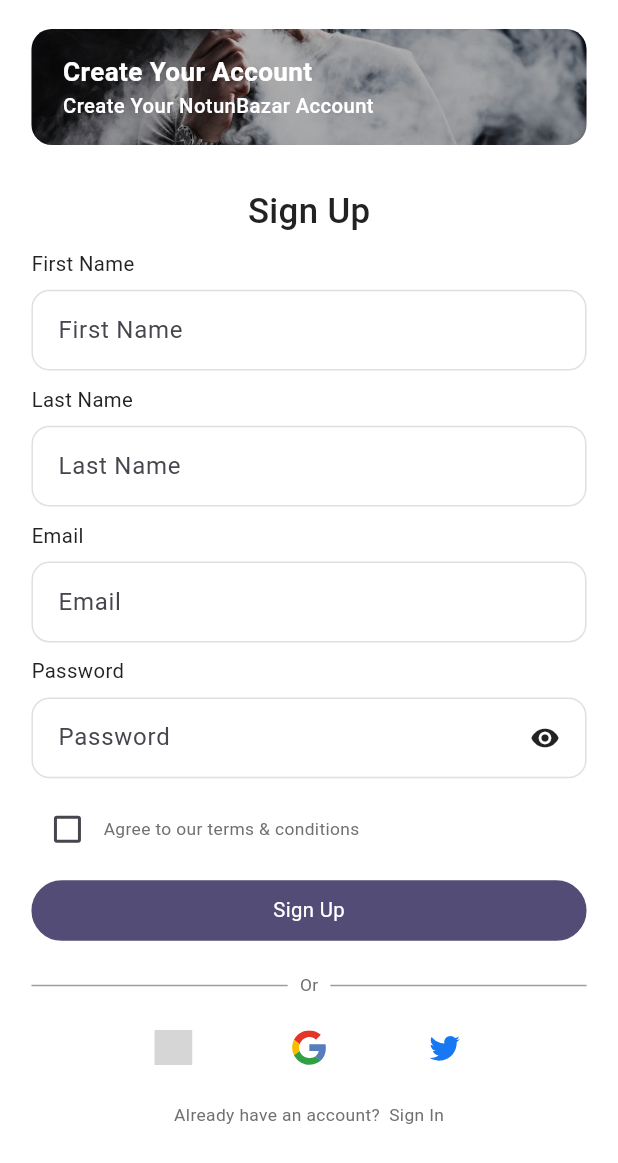
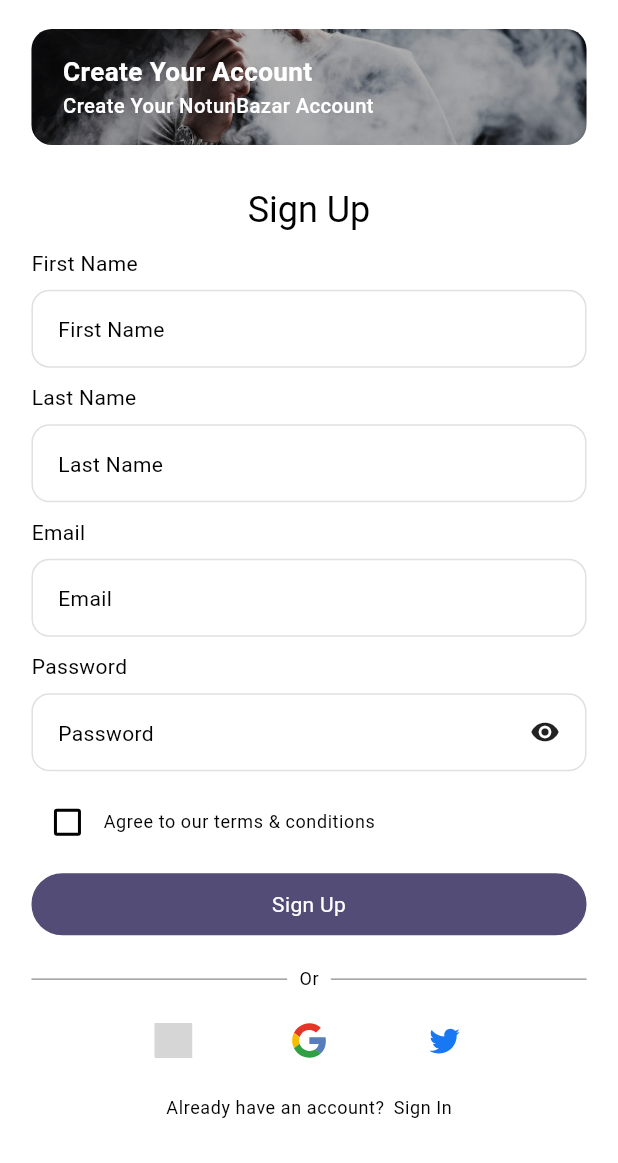
Before and after one commit to taskinnasif144/notun_bazar_ecommerce, a Flutter app: the screen it shows after launch, after a tap on "Sign Up", on a phone screen of 412 x 824 dp. Shown: the top 1163 px of the screen. Run offline on Flutter 3.47's test engine with Material 3 defaults, Android fonts, the phone set to English and light mode, and no system bars; our stand-ins replace flutter_screenutil, flutter_svg, get, get_storage, google_fonts, intl_phone_field and 2 more; generated files the repository leaves out were written again; network calls fail; grey boxes are pictures that could not be loaded.

Commit message:
Refactor UI components to utilize ThemeData for consistent styling
- Updated BottomNavigation to use Theme's color scheme for selected and unselected item colors.
- Modified customAppBar1 to apply Theme's text styles for titles.
- Refactored CustomButton to leverage ThemeData for colors and text styles.
- Adjusted CustomInputField to utilize Theme's text styles for labels and hints.
- Updated CustomPhoneInputField to apply Theme's text styles for titles.
- Refactored CustomSidebar to use Theme's color scheme and text styles for drawer items.
- Removed unused GetColor and GetTextStyle utility classes to streamline code.
- Updated various auth views (NewPasswordScreen, SignInScreen, SignUpScreen, VerifyEmailScreen, VerifyOtpScreen) to use Theme's text styles for consistency.
- Enhanced app theme to include a ColorScheme and updated text themes for better readability and maintainability.

```diff
--- a/lib/Common/components/custom_appbars.dart
+++ b/lib/Common/components/custom_appbars.dart
@@ -4,16 +4,15 @@ import 'package:flutter_getx_template/Common/components/icon_alert_counter.dart'
 import 'package:flutter_getx_template/core/constants/app_icons.dart';
 import 'package:flutter_getx_template/core/constants/image_const.dart';
 import 'package:flutter_getx_template/core/routes/app_pages.dart';
-import 'package:flutter_getx_template/core/utils/get_text_style.dart';
 import 'package:flutter_getx_template/core/utils/icon_renderer.dart';
 import 'package:flutter_getx_template/core/utils/image_renderer.dart';
 import 'package:flutter_screenutil/flutter_screenutil.dart';
 import 'package:get/get.dart';
 
 AppBar customAppBar1({title}) {
-  GetTextStyle style = GetTextStyle();
+
   return AppBar(
-        title: Text(title?? "", style: style.getHeading2() ,),
+        title: Text(title?? "", style: Theme.of(Get.context!).textTheme.bodyLarge ,),
         leading: IconButton(onPressed: () => Get.back(), icon: Icon(Icons.chevron_left,size: 28,)),
       );
 }
--- a/lib/Common/components/custom_button.dart
+++ b/lib/Common/components/custom_button.dart
@@ -1,7 +1,5 @@
 import 'package:flutter/material.dart';
 import 'package:flutter_getx_template/core/constants/app_colors.dart';
-import 'package:flutter_getx_template/core/utils/get_color.dart';
-import 'package:flutter_getx_template/core/utils/get_text_style.dart';
 import 'package:flutter_getx_template/core/utils/loading_controller.dart';
 import 'package:flutter_screenutil/flutter_screenutil.dart';
 import 'package:get/get.dart';
@@ -29,14 +27,13 @@ class CustomButton extends StatelessWidget {
   final bool isActive;
   final bool isLoading;
 
-  final GetColor color = GetColor();
-  final GetTextStyle text = GetTextStyle();
+
 
   final LoadingController loader = Get.find<LoadingController>();
 
   @override
   Widget build(BuildContext context) {
-
+   final theme = Theme.of(context);
     return InkWell(
       onTap: onTap,
       child: FractionallySizedBox(
@@ -44,9 +41,9 @@ class CustomButton extends StatelessWidget {
         child: Container(
           padding: EdgeInsets.symmetric(vertical: 10.h),
           decoration: BoxDecoration(
-            color: (isFilled && !isRed) ? color.getPrimary() : (isFilled && isRed) ? color.getDangerColor(): null ,
+            color: (isFilled && !isRed) ? theme.colorScheme.primary : (isFilled && isRed) ? theme.colorScheme.error: null ,
             border: Border.all(
-              color: isRed ? color.getDangerColor() : color.getPrimary(),
+              color: isRed ? theme.colorScheme.error : theme.colorScheme.primary,
             ),
             borderRadius: BorderRadius.circular(isRounded ? 100 : 12),
           ),
@@ -61,13 +58,13 @@ class CustomButton extends StatelessWidget {
                         )
                         : Text(
                           buttonTitle,
-                          style:text.getBody1().copyWith(
+                          style: theme.textTheme.bodyMedium!.copyWith(
                             color:
                                 isFilled
                                     ? Colors.white
                                     : isRed
                                     ? AppColors.dangerColor
-                                    : color.getPrimary(),
+                                    : theme.colorScheme.primary,
                           ),
                         ),
               );
--- a/lib/Common/components/custom_input_field.dart
+++ b/lib/Common/components/custom_input_field.dart
@@ -1,7 +1,6 @@
 import 'package:flutter/material.dart';
 import 'package:flutter/services.dart';
 import 'package:flutter_getx_template/core/constants/app_colors.dart';
-import 'package:flutter_getx_template/core/constants/app_text_style.dart';
 import 'package:flutter_getx_template/core/utils/regex_validators.dart';
 import 'package:flutter_screenutil/flutter_screenutil.dart';
 import 'package:flutter_svg/svg.dart';
@@ -41,20 +40,20 @@ class CustomInputField extends StatelessWidget {
 
   // To track obscure and unobsure state of password text
   final RxBool isObscure = true.obs;
-
+  final theme = Theme.of(Get.context!);
   @override
   Widget build(BuildContext context) {
     return Column(
       crossAxisAlignment: CrossAxisAlignment.start,
       children: [
         // the title with the sizedbox will only be rendered when it is provided
-        if (title != null) Text(title!, style: AppTextStyle.bodyStyle1),
+        if (title != null) Text(title!, style: theme.textTheme.bodyMedium ),
         if (title != null) SizedBox(height: 8.h),
         // To design the text field container is used
         Obx(() {
           final obscure = isObscure.value;
           return Container(
-            padding: EdgeInsets.symmetric(horizontal: 16.w, vertical: 2.h),
+            padding: EdgeInsets.symmetric(horizontal: 16.w, vertical: 1.h),
             decoration: BoxDecoration(
               border: Border.all(color: AppColors.lightGray),
               borderRadius: BorderRadius.circular(borderRadius?? 12),
@@ -81,6 +80,7 @@ class CustomInputField extends StatelessWidget {
                     controller: controller,
                     // To remove default styling and setting hint text
                     decoration: InputDecoration(
+                      hintStyle: Theme.of(context).textTheme.bodyMedium,
                       hintText: hintText ?? title ?? "",
                       border: InputBorder.none,
                       contentPadding: EdgeInsets.zero,
--- a/lib/Common/components/custom_phone_input.dart
+++ b/lib/Common/components/custom_phone_input.dart
@@ -1,7 +1,6 @@
 import 'package:flutter/material.dart';
 import 'package:flutter/services.dart';
 import 'package:flutter_getx_template/core/constants/app_colors.dart';
-import 'package:flutter_getx_template/core/constants/app_text_style.dart';
 import 'package:flutter_screenutil/flutter_screenutil.dart';
 import 'package:intl_phone_field/intl_phone_field.dart';
 
@@ -14,12 +13,13 @@ class CustomPhoneInputField extends StatelessWidget {
   final TextEditingController controller;
   final String? title;
 
+
   @override
   Widget build(BuildContext context) {
     return Column(
       crossAxisAlignment: CrossAxisAlignment.start,
       children: [
-        if (title != null) Text(title!, style: AppTextStyle.bodyStyle1),
+        if (title != null) Text(title!, style: Theme.of(context).textTheme.bodyMedium),
         if (title != null) SizedBox(height: 8.h),
         Container(
           padding: EdgeInsets.only(left: 6.w, bottom: 6.h),
--- a/lib/Common/components/custom_sidebar.dart
+++ b/lib/Common/components/custom_sidebar.dart
@@ -1,13 +1,12 @@
 import 'package:flutter/material.dart';
-import 'package:flutter_getx_template/core/utils/get_color.dart';
-import 'package:flutter_getx_template/core/utils/get_text_style.dart';
 import 'package:flutter_getx_template/core/utils/image_renderer.dart';
 import 'package:flutter_getx_template/core/utils/spacing.dart';
 import 'package:flutter_screenutil/flutter_screenutil.dart';
 import 'package:get/get.dart';
 
 Drawer myDrawer() {
-  return Drawer(
+    final theme = Theme.of(Get.context!);
+    return Drawer(
     child: Column(
       children: [
         // To display the user information (image and name)
@@ -17,7 +16,7 @@ Drawer myDrawer() {
           decoration: BoxDecoration(
             border: Border(
               // border bottom to sperate the sections
-              bottom: BorderSide(color: GetColor().getPrimary(), width: 1.0),
+              bottom: BorderSide(color: theme.colorScheme.primary , width: 1.0),
             ),
           ),
           child: Column(
@@ -36,17 +35,42 @@ Drawer myDrawer() {
                 ),
               ),
               // user name
-              Text("Dewam Nasif", style: GetTextStyle().getHeading2()),
+              Text("Dewam Nasif", style:theme.textTheme.bodyLarge),
               getHorizeontalSpace(40),
             ],
           ),
         ),
         // Below the sidebar navigations are placed
         Expanded(child: ListView(
-          children: [
-            ListTile(
-              title: Text("Travel", style: GetTextStyle().getBody1(),),
-            )
+            children: [
+            TextButton(
+              onPressed: () {},
+              child: Text("Travel", style: theme.textTheme.bodyMedium),
+            ),
+            TextButton(
+              onPressed: () {},
+              child: Text("Electronics", style: theme.textTheme.bodyMedium),
+            ),
+            TextButton(
+              onPressed: () {},
+              child: Text("Fashion & Beauty", style: theme.textTheme.bodyMedium),
+            ),
+            TextButton(
+              onPressed: () {},
+              child: Text("Sports & Gym", style: theme.textTheme.bodyMedium),
+            ),
+            TextButton(
+              onPressed: () {},
+              child: Text("Kids & Toys", style: theme.textTheme.bodyMedium),
+            ),
+            TextButton(
+              onPressed: () {},
+              child: Text("Technology", style: theme.textTheme.bodyMedium),
+            ),
+            TextButton(
+              onPressed: () {},
+              child: Text("Gadgets", style: theme.textTheme.bodyMedium),
+            ),
           ],
         ))
       ],
--- a/lib/core/constants/app_colors.dart
+++ b/lib/core/constants/app_colors.dart
@@ -1,18 +1,19 @@
 import 'package:flutter/material.dart';
 
 class AppColors {
-  static Color primaryColor = Color(0xFF534C76);
-  static Color sucessColor = Color(0xFF16a34a);
-  static Color dangerColor = Color(0xFFdc2626);
-  static Color warningColor = Color(0xFFca8a04);
+  static const Color primaryColor = Color(0xFF534C76);
+  static const Color secondary = Color(0xFF534C76);
+  static const Color sucessColor = Color(0xFF16a34a);
+  static const Color dangerColor = Color(0xFFdc2626);
+  static const Color warningColor = Color(0xFFca8a04);
 
-  static Color textColor = Color(0xFF222222);
+  static const Color textColor = Color(0xFF222222);
 
-  // Extra color that might come in handy
-  static Color white = Color(0xFFFCFCFC);
-  static Color primaryLight = Color(0xFFE1E1E1);
-  static Color lightGray = Color(0xFFE0E0E0);
-  static Color gray = Color(0xFF707070);
-  static Color darkGray = Color(0xFF757575);
-  static Color dark = Color(0xFF0C0C0C);
+  // Extrconst a color that might come in handy
+  static const Color white = Color(0xFFFCFCFC);
+  static const Color primaryLight = Color(0xFFE1E1E1);
+  static const Color lightGray = Color(0xFFE0E0E0);
+  static const Color gray = Color(0xFF707070);
+  static const Color darkGray = Color(0xFF757575);
+  static const Color dark = Color(0xFF0C0C0C);
 }
--- a/lib/core/constants/app_text_style.dart
+++ b/lib/core/constants/app_text_style.dart
@@ -5,24 +5,24 @@ import 'package:google_fonts/google_fonts.dart';
 
 class AppTextStyle {
 
-  static TextStyle headerStyle1 = GoogleFonts.roboto(
+  static TextStyle headerTextSmall = GoogleFonts.roboto(
     fontSize: 24.sp,
-    fontWeight: FontWeight.w500,
+    fontWeight: FontWeight.w700,
     color: Color(0xFF222222),
   );
-  static TextStyle headerStyle2 = GoogleFonts.roboto(
+  static TextStyle bodyTextLarge= GoogleFonts.roboto(
     fontSize: 18.sp,
-    fontWeight: FontWeight.w500,
+    fontWeight: FontWeight.w700,
     color: Color(0xFF222222),
   );
 
-  static TextStyle bodyStyle1 = GoogleFonts.roboto(
+  static TextStyle bodyTextMedium = GoogleFonts.roboto(
     fontSize: 14.sp,
     fontWeight: FontWeight.w400,
     color: Color(0xFF222222),
   );
 
-  static TextStyle bodyStyle3 = GoogleFonts.roboto(
+  static TextStyle bodyTextSmall = GoogleFonts.roboto(
     fontSize: 12.sp,
     fontWeight: FontWeight.w400,
     color: AppColors.gray,
--- a/lib/core/themes/app_theme.dart
+++ b/lib/core/themes/app_theme.dart
@@ -1,5 +1,6 @@
 import 'package:flutter/material.dart';
 import 'package:flutter_getx_template/core/constants/app_colors.dart';
+import 'package:flutter_getx_template/core/constants/app_text_style.dart';
 import 'package:get/get.dart';
 import 'package:get_storage/get_storage.dart';
 import 'package:google_fonts/google_fonts.dart';
@@ -10,14 +11,26 @@ class AppTheme {
     brightness: Brightness.light,
     visualDensity: VisualDensity.adaptivePlatformDensity,
     scaffoldBackgroundColor: Colors.white,
-    appBarTheme:  AppBarTheme(
-         titleTextStyle: GoogleFonts.roboto(
-        color: AppColors.darkGray
-      ),
+
+    // set colors
+    colorScheme: const ColorScheme(
+      primary: AppColors.primaryColor,
+      secondary: AppColors.secondary,
+      surface: Colors.white,
+      error:  AppColors.dangerColor,
+      onPrimary: Colors.white,
+      onSecondary: Colors.black,
+      onSurface: Colors.black,
+      onError: Colors.white,
+      brightness: Brightness.light,
+    ),
+
+    // Appbar theme
+    appBarTheme: AppBarTheme(
+      titleTextStyle: GoogleFonts.roboto(color: AppColors.darkGray),
       backgroundColor: Colors.white,
       foregroundColor: Colors.white,
     ),
-
   );
 
   static final ThemeData darkTheme = ThemeData(
@@ -25,30 +38,29 @@ class AppTheme {
     brightness: Brightness.dark,
     visualDensity: VisualDensity.adaptivePlatformDensity,
     scaffoldBackgroundColor: Colors.grey[900],
-    appBarTheme:  AppBarTheme(
-      titleTextStyle: GoogleFonts.roboto(
-        color: AppColors.darkGray
-      ),
+    appBarTheme: AppBarTheme(
+      titleTextStyle: GoogleFonts.roboto(color: AppColors.darkGray),
       backgroundColor: Colors.blueGrey,
       foregroundColor: Colors.white,
     ),
   );
+
+
 
   static final ThemeData ecoTheme = ThemeData(
     primarySwatch: Colors.green,
     brightness: Brightness.light,
     visualDensity: VisualDensity.adaptivePlatformDensity,
     scaffoldBackgroundColor: Colors.green[50],
-    appBarTheme: const AppBarTheme(
-      backgroundColor: Colors.green,
-      foregroundColor: Colors.white,
+
+    // Text themes
+    textTheme: TextTheme(
+      headlineSmall: AppTextStyle.headerTextSmall,
+      bodyLarge: AppTextStyle.bodyTextLarge,
+      bodyMedium: AppTextStyle.bodyTextMedium,
+      bodySmall: AppTextStyle.bodyTextSmall
     ),
-    elevatedButtonTheme: ElevatedButtonThemeData(
-      style: ElevatedButton.styleFrom(
-        backgroundColor: Colors.green[700],
-        foregroundColor: Colors.white,
-      ),
-    ),
+
   );
 }
 
--- a/lib/core/utils/get_color.dart
+++ b/lib/core/utils/get_color.dart
@@ -1,41 +1,41 @@
-import 'package:flutter/material.dart';
-import 'package:flutter_getx_template/core/constants/app_colors.dart';
+// import 'package:flutter/material.dart';
+// import 'package:flutter_getx_template/core/constants/app_colors.dart';
 
 
-class GetColor {
-  // Private static instance
-  static final GetColor _instance = GetColor._internal();
+// class GetColor {
+//   // Private static instance
+//   static final GetColor _instance = GetColor._internal();
 
-  // Factory constructor returns the same instance
-  factory GetColor() {
-    return _instance;
-  }
+//   // Factory constructor returns the same instance
+//   factory GetColor() {
+//     return _instance;
+//   }
 
-  // Private named constructor
-  GetColor._internal();
+//   // Private named constructor
+//   GetColor._internal();
 
-  // Your methods
+//   // Your methods
 
-  // Primary color method
-  Color getPrimary() {
-    return AppColors.primaryColor;
-  }
-  // Success color method
-  Color getSucessColor() {
-    return AppColors.sucessColor;
-  }
+//   // Primary color method
+//   Color getPrimary() {
+//     return AppColors.primaryColor;
+//   }
+//   // Success color method
+//   Color getSucessColor() {
+//     return AppColors.sucessColor;
+//   }
 
-  // Danger color method
-  Color getDangerColor() {
-    return AppColors.dangerColor;
-  }
+//   // Danger color method
+//   Color getDangerColor() {
+//     return AppColors.dangerColor;
+//   }
 
-  // Warning color method
-  Color getWarningColor() {
-    return AppColors.warningColor;
-  }
+//   // Warning color method
+//   Color getWarningColor() {
+//     return AppColors.warningColor;
+//   }
 
-  Color getTextColor() {
-    return AppColors.textColor;
-  }
-}
+//   Color getTextColor() {
+//     return AppColors.textColor;
+//   }
+// }
--- a/lib/core/utils/get_text_style.dart
+++ b/lib/core/utils/get_text_style.dart
@@ -1,31 +1,31 @@
-import 'package:flutter/material.dart';
-import 'package:flutter_getx_template/core/constants/app_text_style.dart';
+// import 'package:flutter/material.dart';
+// import 'package:flutter_getx_template/core/constants/app_text_style.dart';
 
 
-class GetTextStyle {
-  static final GetTextStyle _instance = GetTextStyle._internal();
+// class GetTextStyle {
+//   static final GetTextStyle _instance = GetTextStyle._internal();
 
-  factory GetTextStyle() {
-    return _instance;
-  }
+//   factory GetTextStyle() {
+//     return _instance;
+//   }
 
-  GetTextStyle._internal();
+//   GetTextStyle._internal();
 
-  // The header styles getters
-  TextStyle getHeading1() {
-    return AppTextStyle.headerStyle1;
-  }
-  TextStyle getHeading2() {
-    return AppTextStyle.headerStyle2;
-  }
+//   // The header styles getters
+//   TextStyle getHeading1() {
+//     return AppTextStyle.headerStyle1;
+//   }
+//   TextStyle getHeading2() {
+//     return AppTextStyle.headerStyle2;
+//   }
 
-  // The body Styles Getters
-  TextStyle getBody1() {
-    return AppTextStyle.bodyStyle1;
-  }
-  TextStyle getBody3() {
-    return AppTextStyle.bodyStyle3;
-  }
+//   // The body Styles Getters
+//   TextStyle getBody1() {
+//     return AppTextStyle.bodyStyle1;
+//   }
+//   TextStyle getBody3() {
+//     return AppTextStyle.bodyStyle3;
+//   }
 
-  // And so on...
-}
+//   // And so on...
+// }
--- a/lib/features/auth/component/divider.dart
+++ b/lib/features/auth/component/divider.dart
@@ -1,9 +1,8 @@
 import 'package:flutter/material.dart';
-import 'package:flutter_getx_template/core/utils/get_text_style.dart';
 
 class ORDivider extends StatelessWidget {
-   ORDivider({super.key});
-  final GetTextStyle style = GetTextStyle();
+   const ORDivider({super.key});
+
   @override
   Widget build(BuildContext context) {
     return Row(
@@ -11,7 +10,7 @@ class ORDivider extends StatelessWidget {
         Expanded(child: Divider(color: Colors.grey, thickness: 1)),
         Padding(
           padding: EdgeInsets.symmetric(horizontal: 8.0),
-          child: Text("Or", style: style.getBody3()),
+          child: Text("Or", style: Theme.of(context).textTheme.bodySmall),
         ),
         Expanded(child: Divider(color: Colors.grey, thickness: 1)),
       ],
--- a/lib/features/auth/views/sign_in_screen.dart
+++ b/lib/features/auth/views/sign_in_screen.dart
@@ -3,8 +3,6 @@ import 'package:flutter_getx_template/Common/components/custom_button.dart';
 import 'package:flutter_getx_template/Common/components/custom_input_field.dart';
 import 'package:flutter_getx_template/core/constants/app_icons.dart';
 import 'package:flutter_getx_template/core/routes/app_pages.dart';
-import 'package:flutter_getx_template/core/utils/get_color.dart';
-import 'package:flutter_getx_template/core/utils/get_text_style.dart';
 import 'package:flutter_getx_template/core/utils/icon_renderer.dart';
 import 'package:flutter_getx_template/core/utils/spacing.dart';
 import 'package:flutter_getx_template/core/wrappers/screen_wrapper.dart';
@@ -16,8 +14,7 @@ import 'package:get/get.dart';
 
 class SignInScreen extends StatelessWidget {
   SignInScreen({super.key});
-  final GetColor color = GetColor();
-  final GetTextStyle style = GetTextStyle();
+
   final AuthController auth = Get.find<AuthController>();
 
   final _formKey = GlobalKey<FormState>();
@@ -37,7 +34,7 @@ class SignInScreen extends StatelessWidget {
 
               // Sing in title
               SizedBox(width: Get.width),
-              Text("Sign in", style: style.getHeading1()),
+              Text("Sign in", style: Theme.of(context).textTheme.headlineSmall),
               SizedBox(height: 46.h),
 
               // Form is used to validate the input fields
@@ -73,7 +70,7 @@ class SignInScreen extends StatelessWidget {
                                     },
                                 child: Text(
                                   "Forgot Password",
-                                  style: style.getBody3(),
+                                  style: Theme.of(context).textTheme.bodySmall,
                                 ),
                               ),
                             ],
@@ -119,10 +116,10 @@ class SignInScreen extends StatelessWidget {
                       spacing: 6,
                       mainAxisAlignment: MainAxisAlignment.center,
                       children: [
-                        Text("Don't have an account?", style: style.getBody3()),
+                        Text("Don't have an account?", style:Theme.of(context).textTheme.bodySmall),
                         GestureDetector(
                           onTap: () => Get.toNamed(Routes.signUpScreen),
-                          child: Text("Sign Up", style: style.getBody3()),
+                          child: Text("Sign Up", style:Theme.of(context).textTheme.bodySmall),
                         ),
                       ],
                     ),
--- a/lib/features/auth/views/sign_up_screen.dart
+++ b/lib/features/auth/views/sign_up_screen.dart
@@ -3,8 +3,6 @@ import 'package:flutter_getx_template/Common/components/custom_button.dart';
 import 'package:flutter_getx_template/Common/components/custom_input_field.dart';
 import 'package:flutter_getx_template/core/constants/app_icons.dart';
 import 'package:flutter_getx_template/core/routes/app_pages.dart';
-import 'package:flutter_getx_template/core/utils/get_color.dart';
-import 'package:flutter_getx_template/core/utils/get_text_style.dart';
 import 'package:flutter_getx_template/core/utils/icon_renderer.dart';
 import 'package:flutter_getx_template/core/utils/spacing.dart';
 import 'package:flutter_getx_template/core/wrappers/screen_wrapper.dart';
@@ -16,8 +14,6 @@ import 'package:get/get.dart';
 
 class SignUpScreen extends StatelessWidget {
   SignUpScreen({super.key});
-  final GetColor color = GetColor();
-  final GetTextStyle style = GetTextStyle();
   final AuthController auth = Get.find<AuthController>();
 
   final _formKey = GlobalKey<FormState>();
@@ -37,7 +33,7 @@ class SignUpScreen extends StatelessWidget {
 
                 // Sing in title
                 SizedBox(width: Get.width),
-                Text("Sign Up", style: style.getHeading1()),
+                Text("Sign Up", style: Theme.of(context).textTheme.headlineSmall),
                 getVerticalSpace(10),
 
                 // Form is used to validate the input fields
@@ -84,7 +80,7 @@ class SignUpScreen extends StatelessWidget {
                                 ),
                                 Text(
                                   "Agree to our terms & conditions",
-                                  style: style.getBody3(),
+                                  style: Theme.of(context).textTheme.bodySmall,
                                 ),
                               ],
                             ),
@@ -132,11 +128,11 @@ class SignUpScreen extends StatelessWidget {
                         children: [
                           Text(
                             "Already have an account?",
-                            style: style.getBody3(),
+                            style: Theme.of(context).textTheme.bodySmall,
                           ),
                           GestureDetector(
-                            onTap: () => Get.toNamed(Routes.signInScreen),
-                            child: Text("Sign In", style: style.getBody3()),
+                            onTap: () => Get.offAllNamed(Routes.signInScreen),
+                            child: Text("Sign In", style:  Theme.of(context).textTheme.bodySmall),
                           ),
                         ],
                       ),
--- a/lib/features/auth/views/verify_email_screen.dart
+++ b/lib/features/auth/views/verify_email_screen.dart
@@ -3,7 +3,6 @@ import 'package:flutter_getx_template/Common/components/custom_appbars.dart';
 import 'package:flutter_getx_template/Common/components/custom_button.dart';
 import 'package:flutter_getx_template/Common/components/custom_input_field.dart';
 import 'package:flutter_getx_template/Common/components/custom_phone_input.dart';
-import 'package:flutter_getx_template/core/utils/get_text_style.dart';
 import 'package:flutter_getx_template/core/utils/spacing.dart';
 import 'package:flutter_getx_template/core/wrappers/screen_wrapper.dart';
 import 'package:flutter_getx_template/features/auth/controllers/auth_controller.dart';
@@ -30,7 +29,7 @@ class VerifyEmailScreen extends StatelessWidget {
             child: Obx(
               () => Text(
                 "Please verify with your ${auth.isWithEmail.value ? "E-mail" : "phone"}",
-                style: GetTextStyle().getHeading2(),
+                style: Theme.of(context).textTheme.bodyLarge,
               ),
             ),
           ),
--- a/lib/features/auth/views/verify_otp_screen.dart
+++ b/lib/features/auth/views/verify_otp_screen.dart
@@ -2,7 +2,6 @@ import 'package:flutter/material.dart';
 import 'package:flutter/services.dart';
 import 'package:flutter_getx_template/Common/components/custom_appbars.dart';
 import 'package:flutter_getx_template/Common/components/custom_button.dart';
-import 'package:flutter_getx_template/core/utils/get_text_style.dart';
 import 'package:flutter_getx_template/core/wrappers/screen_wrapper.dart';
 import 'package:flutter_getx_template/features/auth/controllers/auth_controller.dart';
 import 'package:get/get.dart';
@@ -27,7 +26,7 @@ class VerifyOtpScreen extends StatelessWidget {
           Center(
             child: Text(
               "An Otp has been sent to ${auth.isWithEmail.value ? auth.emailController.text : auth.phoneController.text}",
-              style: GetTextStyle().getHeading2(),
+              style:Theme.of(context).textTheme.bodyLarge,
             ),
           ),
 
```
Also changed, not shown: lib/Common/components/bottom_navigation.dart (+12 -12 lines), lib/features/auth/views/new_password_screen.dart (+3 -4 lines).
